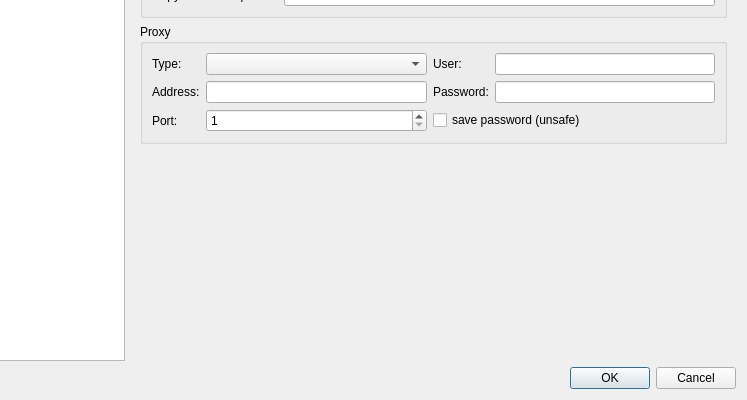
Above: src/settingseditor.ui from OneMoreGres/ScreenTranslator before the change; both pictures show x 142 to 889 and y 149 to 549 of the 889 by 549 pixel window. Below: the same form after it.
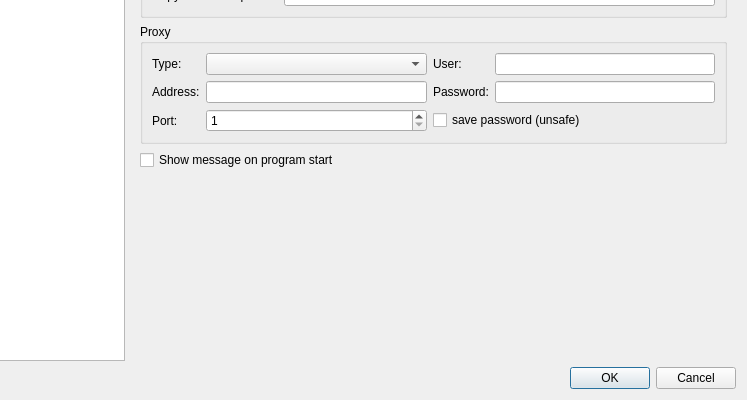
That is the form after the change. Custom widgets are drawn as their Qt base class.

Commit message: Add message on program start

What changed in the file:
```diff
--- a/src/settingseditor.ui
+++ b/src/settingseditor.ui
@@ -181,6 +181,13 @@
          </layout>
         </widget>
        </item>
+       <item>
+        <widget class="QCheckBox" name="showOnStart">
+         <property name="text">
+          <string>Show message on program start</string>
+         </property>
+        </widget>
+       </item>
        <item>
         <spacer name="verticalSpacer_4">
          <property name="orientation">
```
The commit also changes 4 other files.
